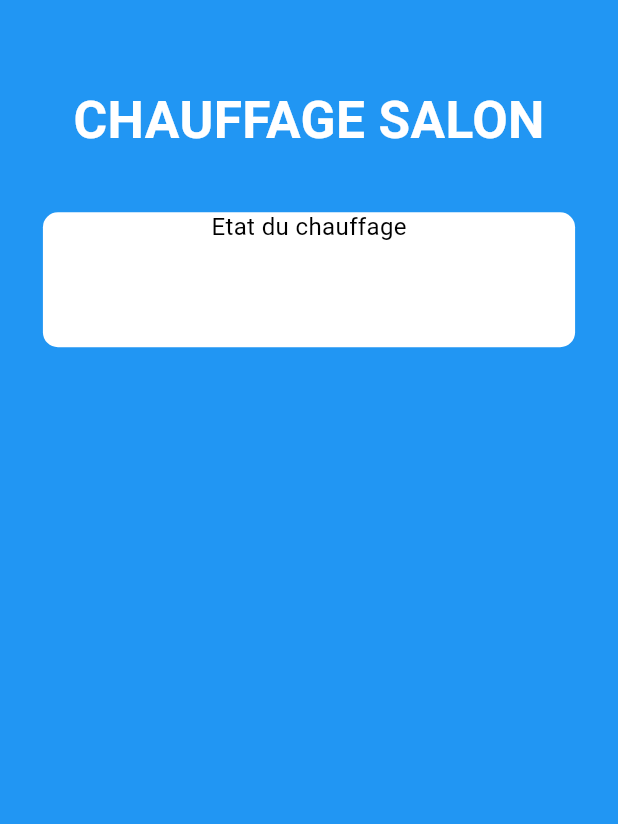
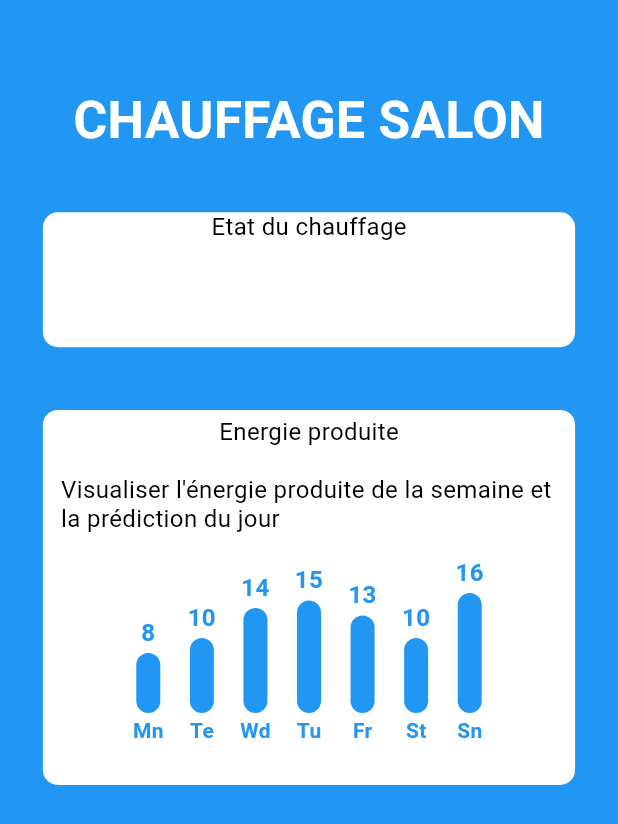
Before and after one commit to chauffapagnan/app_mobile, a Flutter app: the screen it shows after launch, on a phone screen of 412 x 824 dp. Shown: the top 824 px of the screen. Run offline on Flutter 3.47's test engine with Material 3 defaults, Android fonts, the phone set to English and light mode, and no system bars; drawn by our look-alikes of fl_chart; our stand-ins replace flutter_screenutil.

Commit message:
Composant Energie produite

```diff
--- a/lib/components/EnergieProduite.dart
+++ b/lib/components/EnergieProduite.dart
@@ -1,5 +1,8 @@
 import 'package:flutter/cupertino.dart';
+import 'package:flutter/material.dart';
+import 'package:flutter_screenutil/flutter_screenutil.dart';
 
+import 'Graph.dart';
 class EnergieProduite extends StatefulWidget {
   const EnergieProduite({super.key});
 
@@ -10,6 +13,31 @@ class EnergieProduite extends StatefulWidget {
 class _EnergieProduiteState extends State<EnergieProduite> {
   @override
   Widget build(BuildContext context) {
-    return const Placeholder();
+    return Container(
+      margin: EdgeInsets.only(top: 30.h),
+      decoration: const BoxDecoration(
+          color: Colors.white,
+          borderRadius: BorderRadius.all(Radius.circular(10))
+      ),
+      child: const SizedBox(
+        width: double.infinity,
+        height: 250,
+        child: Column(
+          crossAxisAlignment: CrossAxisAlignment.start,
+          children: [
+            SizedBox(height: 5),
+            Center(
+              child: Text("Energie produite", style: TextStyle(color: Colors.black,)),
+            ),
+            SizedBox(height: 20),
+            Padding(padding: EdgeInsets.symmetric(horizontal: 12),
+            child: Text("Visualiser l'énergie produite de la semaine et la prédiction du jour", style: TextStyle(color: Colors.black,)),),
+            SizedBox(height: 20),
+            Center(child : BarChartSample3(),),
+
+          ],
+        ),
+      ),
+    );
   }
 }
--- /dev/null
+++ b/lib/components/Graph.dart
@@ -0,0 +1,222 @@
+
+import 'package:fl_chart/fl_chart.dart';
+import 'package:flutter/material.dart';
+
+class _BarChart extends StatelessWidget {
+  const _BarChart();
+
+  @override
+  Widget build(BuildContext context) {
+    return BarChart(
+      BarChartData(
+        barTouchData: barTouchData,
+        titlesData: titlesData,
+        borderData: borderData,
+        barGroups: barGroups,
+        gridData: const FlGridData(show: false),
+        alignment: BarChartAlignment.spaceAround,
+        maxY: 20,
+      ),
+    );
+  }
+
+  BarTouchData get barTouchData => BarTouchData(
+    enabled: false,
+    touchTooltipData: BarTouchTooltipData(
+      tooltipBgColor: Colors.transparent,
+      tooltipPadding: EdgeInsets.zero,
+      tooltipMargin: 4,
+      getTooltipItem: (
+          BarChartGroupData group,
+          int groupIndex,
+          BarChartRodData rod,
+          int rodIndex,
+          ) {
+        return BarTooltipItem(
+          rod.toY.round().toString(),
+          const TextStyle(
+            color: Colors.blue,//AppColors.contentColorCyan
+            fontWeight: FontWeight.bold,
+          ),
+        );
+      },
+    ),
+  );
+//AppColors.contentColorBlue.darken(20),
+  Widget getTitles(double value, TitleMeta meta) {
+    final style = TextStyle(
+      color: Colors.blue,
+      fontWeight: FontWeight.bold,
+      fontSize: 14,
+    );
+    String text;
+    switch (value.toInt()) {
+      case 0:
+        text = 'Mn';
+        break;
+      case 1:
+        text = 'Te';
+        break;
+      case 2:
+        text = 'Wd';
+        break;
+      case 3:
+        text = 'Tu';
+        break;
+      case 4:
+        text = 'Fr';
+        break;
+      case 5:
+        text = 'St';
+        break;
+      case 6:
+        text = 'Sn';
+        break;
+      default:
+        text = '';
+        break;
+    }
+    return SideTitleWidget(
+      axisSide: meta.axisSide,
+      space: 4,
+      child: Text(text, style: style),
+    );
+  }
+
+  FlTitlesData get titlesData => FlTitlesData(
+    show: true,
+    bottomTitles: AxisTitles(
+      sideTitles: SideTitles(
+        showTitles: true,
+        reservedSize: 30,
+        getTitlesWidget: getTitles,
+      ),
+    ),
+    leftTitles: const AxisTitles(
+      sideTitles: SideTitles(showTitles: false),
+    ),
+    topTitles: const AxisTitles(
+      sideTitles: SideTitles(showTitles: false),
+    ),
+    rightTitles: const AxisTitles(
+      sideTitles: SideTitles(showTitles: false),
+    ),
+  );
+
+  FlBorderData get borderData => FlBorderData(
+    show: false,
+  );
+
+  LinearGradient get _barsGradient => LinearGradient(
+    colors: [
+      Colors.blue,
+      Colors.blue
+      //AppColors.contentColorBlue.darken(20),
+      //AppColors.contentColorCyan,
+    ],
+    begin: Alignment.bottomCenter,
+    end: Alignment.topCenter,
+  );
+
+  List<BarChartGroupData> get barGroups => [
+    BarChartGroupData(
+      x: 0,
+      barRods: [
+        BarChartRodData(
+          toY: 8,
+          gradient: _barsGradient,
+          width: 16,
+        )
+      ],
+      showingTooltipIndicators: [0],
+    ),
+    BarChartGroupData(
+      x: 1,
+      barRods: [
+        BarChartRodData(
+          toY: 10,
+          gradient: _barsGradient,
+          width: 16,
+        )
+      ],
+      showingTooltipIndicators: [0],
+
+    ),
+    BarChartGroupData(
+      x: 2,
+      barRods: [
+        BarChartRodData(
+          toY: 14,
+          gradient: _barsGradient,
+          width: 16,
+        )
+      ],
+      showingTooltipIndicators: [0],
+    ),
+    BarChartGroupData(
+      x: 3,
+      barRods: [
+        BarChartRodData(
+          toY: 15,
+          gradient: _barsGradient,
+          width: 16,
+        )
+      ],
+      showingTooltipIndicators: [0],
+    ),
+    BarChartGroupData(
+      x: 4,
+      barRods: [
+        BarChartRodData(
+          toY: 13,
+          gradient: _barsGradient,
+          width: 16,
+        )
+      ],
+      showingTooltipIndicators: [0],
+    ),
+    BarChartGroupData(
+      x: 5,
+      barRods: [
+        BarChartRodData(
+          toY: 10,
+          gradient: _barsGradient,
+          width: 16,
+        )
+      ],
+      showingTooltipIndicators: [0],
+    ),
+    BarChartGroupData(
+      x: 6,
+      barRods: [
+        BarChartRodData(
+          toY: 16,
+          gradient: _barsGradient,
+          width: 16,
+        )
+      ],
+      showingTooltipIndicators: [0],
+    ),
+  ];
+}
+
+class BarChartSample3 extends StatefulWidget {
+  const BarChartSample3({super.key});
+
+  @override
+  State<StatefulWidget> createState() => BarChartSample3State();
+}
+
+class BarChartSample3State extends State<BarChartSample3> {
+  @override
+  Widget build(BuildContext context) {
+    return const SizedBox(
+      width: 250,
+      height: 130,
+      child: _BarChart(),
+
+      );
+
+
+  }
+}
--- a/lib/main.dart
+++ b/lib/main.dart
@@ -4,7 +4,9 @@ import 'package:chauffagecanette/components/RoutineAllumage.dart';
 import 'package:chauffagecanette/components/RoutineOuverture.dart';
 import 'package:flutter/material.dart';
 import 'package:flutter_screenutil/flutter_screenutil.dart';
+import 'package:fl_chart/fl_chart.dart';
 
+import 'components/Graph.dart';
 void main() {
   runApp(const MyApp());
 }
@@ -62,9 +64,11 @@ class _MyHomePageState extends State<MyHomePage> {
                 children: [
                   HomePageText("CHAUFFAGE SALON"),
                   SizedBox(height: 5.h),
-
                   EtatChauffage(),
-
+                  SizedBox(height: 5.h),
+                  EnergieProduite(),
+                  SizedBox(height: 5.h),
+                  BarChartSample3()
                 ],
               ),
             )
--- a/pubspec.yaml
+++ b/pubspec.yaml
@@ -28,6 +28,7 @@ environment:
 # the latest version available on pub.dev. To see which dependencies have newer
 # versions available, run `flutter pub outdated`.
 dependencies:
+  fl_chart: ^0.66.1
   flutter:
     sdk: flutter
 
@@ -36,6 +37,7 @@ dependencies:
   # Use with the CupertinoIcons class for iOS style icons.
   cupertino_icons: ^1.0.2
   flutter_screenutil: ^5.9.0
+
   dots_indicator:
   intl:
 
```
Also changed, not shown: pubspec.lock.
